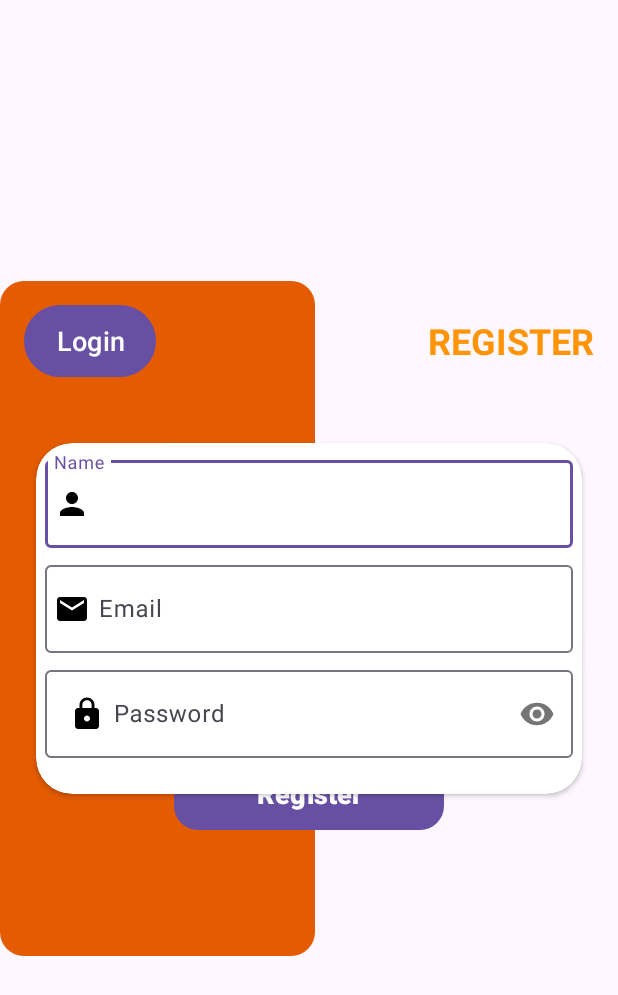
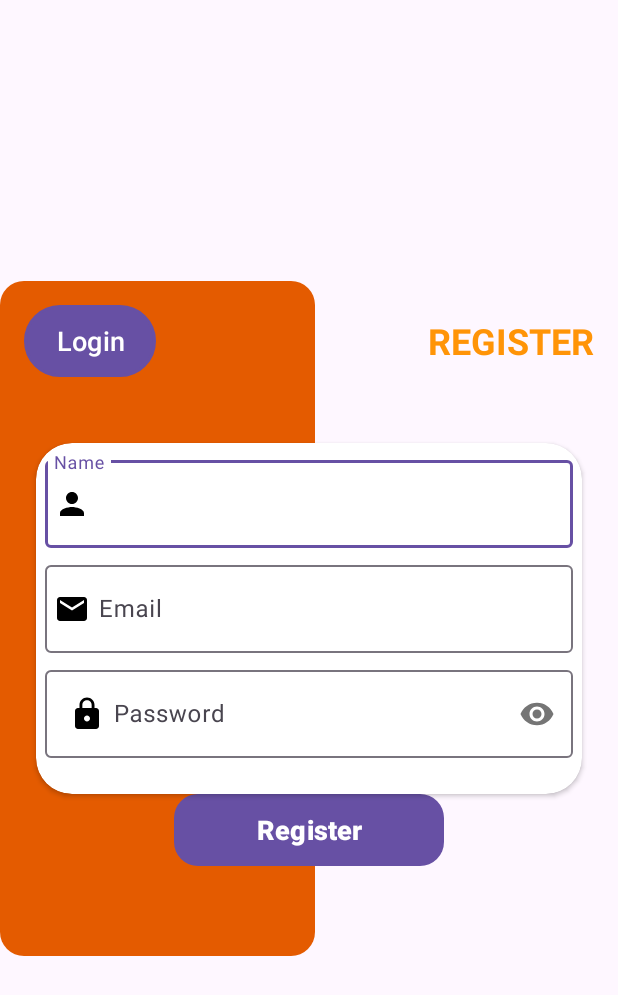
Before and after one commit to alvviinn/Hangout_Hub, an Android app: the register_page screen opened directly, with no data from a screen before it, on a phone screen of 412 x 824 dp. Shown: the top 995 px of the screen. Run offline under Robolectric (Android 15) with nearby library versions, the phone set to English and light mode, and no system bars; our stand-ins replace Firebase (no records; nobody signed in at launch, a user with empty details on screens opened directly).

Commit message:
added functionality to signin and register page

```diff
--- a/app/build.gradle
+++ b/app/build.gradle
@@ -38,6 +38,7 @@ dependencies {
     implementation 'androidx.appcompat:appcompat:1.7.0'
     implementation 'com.google.android.material:material:1.5.0'
     implementation 'androidx.constraintlayout:constraintlayout:2.1.4'
+    implementation 'com.google.firebase:firebase-auth-ktx:22.0.0'
     testImplementation 'junit:junit:4.13.2'
     androidTestImplementation 'androidx.test.ext:junit:1.1.5'
     androidTestImplementation 'androidx.test.espresso:espresso-core:3.5.1'
--- a/app/src/main/java/com/example/hangout_hub/register_page.kt
+++ b/app/src/main/java/com/example/hangout_hub/register_page.kt
@@ -1,11 +1,76 @@
 package com.example.hangout_hub
 
+import android.content.Intent
 import androidx.appcompat.app.AppCompatActivity
 import android.os.Bundle
+import android.widget.Button
+import android.widget.EditText
+import android.widget.Toast
+import com.google.firebase.auth.FirebaseAuth
 
 class register_page : AppCompatActivity() {
+    lateinit var Rname: EditText
+    lateinit var Remail: EditText
+    lateinit var Rpassword: EditText
+    lateinit var Rlogin: Button
+    lateinit var Rregister: Button
+    lateinit var auth: FirebaseAuth
+
     override fun onCreate(savedInstanceState: Bundle?) {
         super.onCreate(savedInstanceState)
         setContentView(R.layout.activity_register_page)
+
+
+        Rname = findViewById(R.id.edtregname)
+        Remail= findViewById(R.id.edtregemail)
+        Rpassword = findViewById(R.id.edtregpassword)
+        Rlogin = findViewById(R.id.btnloglogin)
+        Rregister = findViewById(R.id.btnredreg)
+
+        auth = FirebaseAuth.getInstance()
+
+        Rlogin.setOnClickListener {
+            var gotologin= Intent(this, signin_page::class.java)
+            startActivity(gotologin)
+            onBackPressed()
+
+        }
+        Rregister.setOnClickListener {
+
+            var name = Rname.text.toString().trim()
+            var email = Remail.text.toString().trim()
+            var password = Rpassword.text.toString().trim()
+
+            if (name.isEmpty() or email.isEmpty() or password.isEmpty()){
+                Toast.makeText(this, "Cannot Submit Empty Field", Toast.LENGTH_SHORT).show()
+
+            }else{
+
+                auth.createUserWithEmailAndPassword(email,password).addOnCompleteListener(this){
+
+                    if (it.isSuccessful){
+                        Toast.makeText(this, "User Created Successfully", Toast.LENGTH_SHORT).show()
+
+                        var gotoLogin_activityogin = Intent(this,signin_page::class.java)
+                        startActivity(gotoLogin_activityogin)
+                        finish()
+
+
+
+                    }else{
+                        Toast.makeText(this, "Failed to Create Account", Toast.LENGTH_SHORT).show()
+                    }
+                }
+
+
+            }
+
+        }
+
+
+    }
+    override fun onBackPressed() {
+        super.onBackPressed()
+        overridePendingTransition(R.anim.slide_from_left,R.anim.slide_to_right)
     }
 }
--- /dev/null
+++ b/app/src/main/res/anim/slide_from_left.xml
@@ -0,0 +1,5 @@
+<?xml version="1.0" encoding="utf-8"?>
+<set xmlns:android="http://schemas.android.com/apk/res/android">
+    <translate android:toXDelta="0%" android:fromXDelta="100%" />
+
+</set>
--- /dev/null
+++ b/app/src/main/res/anim/slide_from_right.xml
@@ -0,0 +1,5 @@
+<?xml version="1.0" encoding="utf-8"?>
+<set xmlns:android="http://schemas.android.com/apk/res/android">
+    <translate android:toXDelta="0%" android:fromXDelta="100%"/>
+
+</set>
--- /dev/null
+++ b/app/src/main/res/anim/slide_to_left.xml
@@ -0,0 +1,5 @@
+<?xml version="1.0" encoding="utf-8"?>
+<set xmlns:android="http://schemas.android.com/apk/res/android">
+    <translate android:fromXDelta="0%" android:toXDelta="100%"/>
+
+</set>
--- /dev/null
+++ b/app/src/main/res/anim/slide_to_right.xml
@@ -0,0 +1,6 @@
+<?xml version="1.0" encoding="utf-8"?>
+<set xmlns:android="http://schemas.android.com/apk/res/android">
+    <translate android:fromXDelta="0%" android:toXDelta="100%"/>
+
+
+</set>
--- a/app/src/main/res/layout/activity_register_page.xml
+++ b/app/src/main/res/layout/activity_register_page.xml
@@ -135,7 +135,7 @@
         android:text="Register"
         android:textSize="18sp"
         android:textStyle="bold"
-        app:layout_constraintBottom_toBottomOf="@+id/cardView"
+
         app:layout_constraintEnd_toEndOf="parent"
         app:layout_constraintStart_toStartOf="parent"
         app:layout_constraintTop_toBottomOf="@+id/cardView" />
--- a/app/src/main/res/layout/activity_signin_page.xml
+++ b/app/src/main/res/layout/activity_signin_page.xml
@@ -127,9 +127,11 @@
         android:text="Login"
         android:textSize="18sp"
         android:textStyle="bold"
-        app:layout_constraintBottom_toBottomOf="@+id/cardView"
+
         app:layout_constraintEnd_toEndOf="parent"
+        app:layout_constraintHorizontal_bias="0.497"
         app:layout_constraintStart_toStartOf="parent"
-        app:layout_constraintTop_toBottomOf="@+id/cardView" />
+        app:layout_constraintTop_toBottomOf="@+id/cardView"
+        app:layout_constraintVertical_bias="0.208" />
 
 </androidx.constraintlayout.widget.ConstraintLayout>
```
Also changed, not shown: app/src/main/java/com/example/hangout_hub/signin_page.kt (+58 -0 lines).
